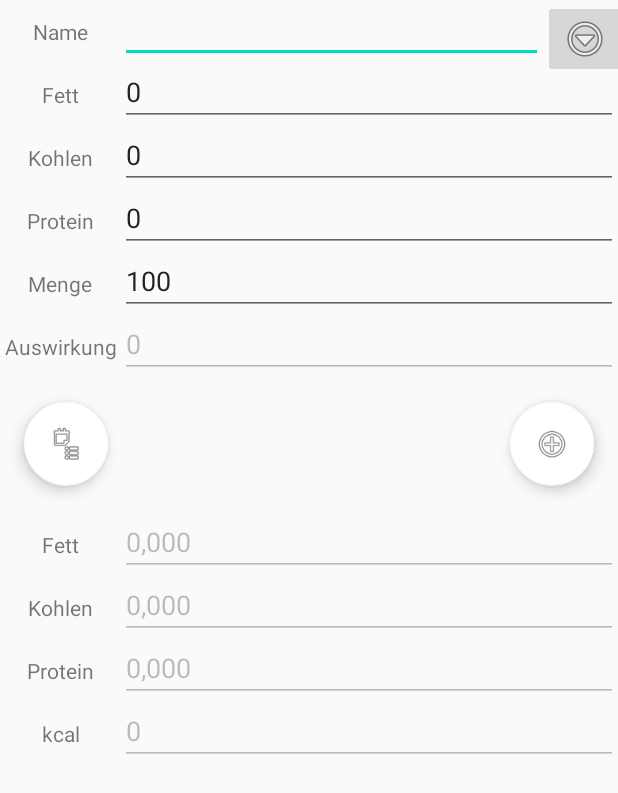
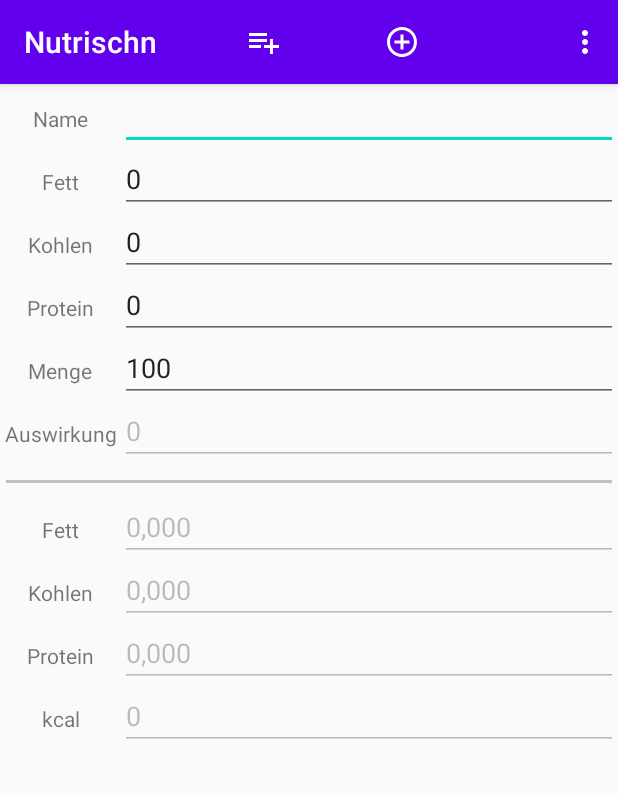
Before and after one commit to neelzk/nutrischn-android, an Android app: the screen it shows after launch (MainActivity), on a phone screen of 412 x 824 dp. Shown: the top 793 px of the screen. Run offline under Robolectric (Android 15) with nearby library versions, the light colour scheme and no system bars; libraries missing offline, so code that uses them is left out: org.yaml.snakeyaml.

Commit message:
Toolbar + minors

```diff
--- a/app/src/main/java/org/neelz/nutrischn/MainActivity.java
+++ b/app/src/main/java/org/neelz/nutrischn/MainActivity.java
@@ -7,15 +7,16 @@ import android.os.Bundle;
 
 import androidx.appcompat.app.AlertDialog;
 import androidx.appcompat.app.AppCompatActivity;
+import androidx.appcompat.widget.Toolbar;
 
 import android.os.Environment;
 import android.util.Log;
+import android.view.Menu;
 import android.view.View;
 import android.view.KeyEvent;
 import android.view.MenuItem;
 import android.view.inputmethod.EditorInfo;
 import android.view.inputmethod.InputMethodManager;
-import android.widget.PopupMenu;
 import android.widget.TextView;
 import android.widget.EditText;
 
@@ -29,7 +30,7 @@ import java.io.FileInputStream;
 import java.io.FileNotFoundException;
 import java.util.ArrayList;
 
-public class MainActivity extends AppCompatActivity implements PopupMenu.OnMenuItemClickListener {
+public class MainActivity extends AppCompatActivity {
     private final String logTag = "NutrischnTag";
 
     EditText edActualProtein;
@@ -75,6 +76,9 @@ public class MainActivity extends AppCompatActivity implements PopupMenu.OnMenuI
     protected void onCreate(Bundle savedInstanceState) {
         super.onCreate(savedInstanceState);
         setContentView(R.layout.main_fragment);
+
+        Toolbar toolbar = (Toolbar) findViewById(R.id.toolbar);
+        setSupportActionBar(toolbar);
 
         File docDir = Environment.getExternalStoragePublicDirectory(Environment.DIRECTORY_DOCUMENTS);
         File file = new File(docDir, "nutvalues.yaml");
@@ -138,7 +142,7 @@ public class MainActivity extends AppCompatActivity implements PopupMenu.OnMenuI
 
         setActualValues();
 
-        findViewById(R.id.fab_list).setOnClickListener(new View.OnClickListener() {
+        findViewById(R.id.btn_selectmeal).setOnClickListener(new View.OnClickListener() {
             @Override
             public void onClick(View view) {
                 onSelectMealClicked();
@@ -207,19 +211,12 @@ public class MainActivity extends AppCompatActivity implements PopupMenu.OnMenuI
             }
         });
 
-        findViewById(R.id.fab_submit).setOnClickListener(new View.OnClickListener() {
+        findViewById(R.id.btn_trackmeal).setOnClickListener(new View.OnClickListener() {
             @Override
             public void onClick(View view) {
                 onEatClicked();
             }
         });
-
-//        findViewById(R.id.fab_clear).setOnClickListener(new View.OnClickListener() {
-//            @Override
-//            public void onClick(View view) {
-//                onClearClicked();
-//            }
-//        });
     }
 
     @Override
@@ -228,6 +225,25 @@ public class MainActivity extends AppCompatActivity implements PopupMenu.OnMenuI
         if (m_valuesChanged) {
             saveValues();
         }
+    }
+
+    @Override
+    public boolean onCreateOptionsMenu(Menu menu) {
+        getMenuInflater().inflate(R.menu.menu_main, menu);
+        return true;
+    }
+
+    @Override
+    public boolean onOptionsItemSelected(MenuItem item) {
+        switch (item.getItemId()) {
+            case R.id.action_reset:
+                clearValues();
+                return true;
+            case R.id.action_savemeal:
+                saveMeal();
+                return true;
+        }
+        return false;
     }
 
     private void calcTempCalories() {
@@ -261,18 +277,13 @@ public class MainActivity extends AppCompatActivity implements PopupMenu.OnMenuI
         try {
             fat_entered += Double.parseDouble(fatEnteredStr) * menge * 10.0;
             result += "F: " + String.format("%.1f", ((double) fat_entered) / 1000.0);
-        } catch (NumberFormatException e) {
-        }
 
-        try {
             carbs_entered += Double.parseDouble(carbsEnteredStr) * menge * 10.0;
             result += "  C: " + String.format("%.1f", ((float) carbs_entered) / 1000.0);
-        } catch (NumberFormatException e) {
-        }
 
-        try {
             protein_entered += Double.parseDouble(proteinEnteredStr) * menge * 10.0;
             result += "  P: " + String.format("%.1f", ((float) protein_entered) / 1000.0);
+
         } catch (NumberFormatException e) {
         }
 
@@ -311,15 +322,7 @@ public class MainActivity extends AppCompatActivity implements PopupMenu.OnMenuI
         // multiply by 10 to get from milligrams to grams per 100 grams
         try {
             m_fat += Double.parseDouble(fatEntered) * menge * 10.0;
-        } catch (NumberFormatException e) {
-        }
-
-        try {
             m_carbs += Double.parseDouble(carbsEntered) * menge * 10.0;
-        } catch (NumberFormatException e) {
-        }
-
-        try {
             m_protein += Double.parseDouble(proteinEntered) * menge * 10.0;
         } catch (NumberFormatException e) {
         }
@@ -349,7 +352,6 @@ public class MainActivity extends AppCompatActivity implements PopupMenu.OnMenuI
         edActualkCal.setText("" + kCal);
         m_valuesChanged = true;
     }
-
 
     private void clearValues() {
         new AlertDialog.Builder(this)
@@ -382,24 +384,20 @@ public class MainActivity extends AppCompatActivity implements PopupMenu.OnMenuI
         newMv.protein = edNewProtein.getText().toString();
 
         m_mealValues.add(newMv);
+
+        Log.d(logTag, buildYaml());
     }
 
-    private void buildYaml() {
-//        String resYaml = "";
-//        for (int i = 0; i < len; ++i) {
-//            if (newMealName.equals(m_mealsNames[i])) {
-//                return;
-//            }
-//            newMealsNames[i] = m_mealsNames[i];
-//            newMealsF[i] = m_mealsF[i];
-//            newMealsC[i] = m_mealsC[i];
-//            newMealsP[i] = m_mealsP[i];
-//
-//            resYaml += "- 'n': " + m_mealsNames[i] + "\n";
-//            resYaml += "  f: '" + m_mealsF[i] + "'\n";
-//            resYaml += "  c: '" + m_mealsC[i] + "'\n";
-//            resYaml += "  p: '" + m_mealsP[i] + "'\n";
-//        }
+    private String buildYaml() {
+        String resYaml = "";
+        for (MealValues mv : m_mealValues) {
+            resYaml += "- 'n': " + mv.name + "\n";
+            resYaml += "  f: '" + mv.fat + "'\n";
+            resYaml += "  c: '" + mv.carbs + "'\n";
+            resYaml += "  p: '" + mv.protein + "'\n";
+        }
+
+        return resYaml;
     }
 
     private void onSelectMealClicked() {
@@ -444,29 +442,8 @@ public class MainActivity extends AppCompatActivity implements PopupMenu.OnMenuI
         editor.putInt("fat", m_fat);
         editor.putInt("carbs", m_carbs);
         editor.putInt("protein", m_protein);
-        editor.commit();
+        editor.apply();
+        m_valuesChanged = false;
     }
 
-    public void onOptionClicked(View view) {
-        PopupMenu popup = new PopupMenu(this, view);
-        // This activity implements OnMenuItemClickListener
-        popup.setOnMenuItemClickListener((PopupMenu.OnMenuItemClickListener) this);
-        popup.inflate(R.menu.menu_main);
-        popup.show();
-    }
-
-    @Override
-    public boolean onMenuItemClick(MenuItem item) {
-        int id = item.getItemId();
-        switch (id) {
-            case R.id.action_reset:
-                clearValues();
-                return true;
-            case R.id.action_savemeal:
-                saveMeal();
-                return true;
-        }
-
-        return false;
-    }
 }
--- /dev/null
+++ b/app/src/main/res/drawable/ic_add_circle_outline_black_24dp.xml
@@ -0,0 +1,5 @@
+<vector android:height="24dp" android:tint="#FFFFFF"
+    android:viewportHeight="24.0" android:viewportWidth="24.0"
+    android:width="24dp" xmlns:android="http://schemas.android.com/apk/res/android">
+    <path android:fillColor="#FF000000" android:pathData="M13,7h-2v4L7,11v2h4v4h2v-4h4v-2h-4L13,7zM12,2C6.48,2 2,6.48 2,12s4.48,10 10,10 10,-4.48 10,-10S17.52,2 12,2zM12,20c-4.41,0 -8,-3.59 -8,-8s3.59,-8 8,-8 8,3.59 8,8 -3.59,8 -8,8z"/>
+</vector>
--- /dev/null
+++ b/app/src/main/res/drawable/ic_playlist_add_black_24dp.xml
@@ -0,0 +1,5 @@
+<vector android:height="24dp" android:tint="#FFFFFF"
+    android:viewportHeight="24.0" android:viewportWidth="24.0"
+    android:width="24dp" xmlns:android="http://schemas.android.com/apk/res/android">
+    <path android:fillColor="#FF000000" android:pathData="M14,10L2,10v2h12v-2zM14,6L2,6v2h12L14,6zM18,14v-4h-2v4h-4v2h4v4h2v-4h4v-2h-4zM2,16h8v-2L2,14v2z"/>
+</vector>
--- a/app/src/main/res/layout/main_fragment.xml
+++ b/app/src/main/res/layout/main_fragment.xml
@@ -6,33 +6,73 @@
     android:layout_height="match_parent"
     tools:context=".MainActivity">
 
+    <com.google.android.material.appbar.AppBarLayout
+        android:id="@+id/appBarLayout"
+        android:layout_width="0dp"
+        android:layout_height="wrap_content"
+        app:layout_constraintEnd_toEndOf="parent"
+        app:layout_constraintStart_toStartOf="parent"
+        app:layout_constraintTop_toTopOf="parent">
+
+        <androidx.constraintlayout.widget.ConstraintLayout
+            android:layout_width="match_parent"
+            android:layout_height="match_parent">
+
+            <androidx.appcompat.widget.Toolbar
+                android:id="@+id/toolbar"
+                android:layout_width="match_parent"
+                android:layout_height="wrap_content"
+                android:background="?attr/colorPrimary"
+                android:minHeight="?attr/actionBarSize"
+                android:theme="?attr/actionBarTheme"
+                app:layout_constraintStart_toStartOf="parent"
+                app:layout_constraintTop_toTopOf="parent" />
+
+            <ImageButton
+                android:id="@+id/btn_selectmeal"
+                android:layout_width="56dp"
+                android:layout_height="56dp"
+                android:layout_marginStart="36dp"
+                android:background="@android:drawable/menuitem_background"
+                android:src="@drawable/ic_playlist_add_black_24dp"
+                app:layout_constraintEnd_toEndOf="parent"
+                app:layout_constraintHorizontal_bias="0.35"
+                app:layout_constraintStart_toStartOf="@id/toolbar"
+                app:layout_constraintTop_toTopOf="parent" />
+
+            <ImageButton
+                android:id="@+id/btn_trackmeal"
+                android:layout_width="56dp"
+                android:layout_height="56dp"
+                android:layout_marginStart="36dp"
+                android:background="@android:drawable/menuitem_background"
+                android:src="@drawable/ic_add_circle_outline_black_24dp"
+                app:layout_constraintStart_toEndOf="@id/btn_selectmeal"
+                app:layout_constraintTop_toTopOf="parent" />
+
+        </androidx.constraintlayout.widget.ConstraintLayout>
+    </com.google.android.material.appbar.AppBarLayout>
+
     <TextView
         android:id="@+id/tvName"
         android:layout_width="80dp"
         android:layout_height="42dp"
-        android:layout_marginTop="32dp"
+        android:layout_marginTop="2dp"
         android:gravity="center"
-        android:text="Name" />
+        android:text="Name"
+        app:layout_constraintStart_toStartOf="parent"
+        app:layout_constraintTop_toBottomOf="@id/appBarLayout" />
 
     <EditText
         android:id="@+id/edName"
         android:layout_width="match_parent"
         android:layout_height="42dp"
         android:layout_marginStart="80dp"
-        android:layout_marginEnd="50dp"
         android:imeOptions="actionDone"
         android:inputType="text"
         android:text=""
         app:layout_constraintStart_toEndOf="@+id/tvName"
         app:layout_constraintTop_toTopOf="@+id/tvName" />
-
-    <ImageButton
-        android:layout_width="wrap_content"
-        android:layout_height="wrap_content"
-        app:layout_constraintStart_toEndOf="@+id/edName"
-        android:onClick="onOptionClicked"
-        android:src="@android:drawable/ic_menu_more"
-        tools:ignore="OnClick" />
 
     <TextView
         android:id="@+id/textView"
@@ -40,6 +80,7 @@
         android:layout_height="42dp"
         android:gravity="center"
         android:text="Fett"
+        app:layout_constraintStart_toStartOf="parent"
         app:layout_constraintTop_toBottomOf="@+id/tvName" />
 
     <EditText
@@ -59,6 +100,7 @@
         android:layout_height="42dp"
         android:gravity="center"
         android:text="Kohlen"
+        app:layout_constraintStart_toStartOf="parent"
         app:layout_constraintTop_toBottomOf="@+id/textView" />
 
     <EditText
@@ -78,6 +120,7 @@
         android:layout_height="42dp"
         android:gravity="center"
         android:text="Protein"
+        app:layout_constraintStart_toStartOf="parent"
         app:layout_constraintTop_toBottomOf="@+id/textView2" />
 
     <EditText
@@ -97,6 +140,7 @@
         android:layout_height="42dp"
         android:gravity="center"
         android:text="Menge"
+        app:layout_constraintStart_toStartOf="parent"
         app:layout_constraintTop_toBottomOf="@+id/textView3" />
 
     <EditText
@@ -116,6 +160,7 @@
         android:layout_height="42dp"
         android:gravity="center"
         android:text="Auswirkung"
+        app:layout_constraintStart_toStartOf="parent"
         app:layout_constraintTop_toBottomOf="@+id/textView4" />
 
     <EditText
@@ -136,6 +181,7 @@
         android:layout_height="42dp"
         android:gravity="center"
         android:text="Protein"
+        app:layout_constraintStart_toStartOf="parent"
         app:layout_constraintTop_toBottomOf="@+id/textView6" />
 
     <EditText
@@ -150,13 +196,24 @@
         app:layout_constraintStart_toEndOf="@+id/textView7"
         app:layout_constraintTop_toTopOf="@+id/textView7" />
 
+    <View
+        android:layout_width="match_parent"
+        android:layout_height="2dp"
+        android:layout_marginTop="10dp"
+        android:layout_marginStart="4dp"
+        android:layout_marginEnd="4dp"
+        android:background="#c0c0c0"
+        app:layout_constraintStart_toStartOf="parent"
+        app:layout_constraintTop_toBottomOf="@id/textView9" />
+
     <TextView
         android:id="@+id/textView5"
         android:layout_width="80dp"
         android:layout_height="42dp"
-        android:layout_marginTop="90dp"
+        android:layout_marginTop="22dp"
         android:gravity="center"
         android:text="Fett"
+        app:layout_constraintStart_toStartOf="parent"
         app:layout_constraintTop_toBottomOf="@+id/textView9" />
 
     <EditText
@@ -176,6 +233,7 @@
         android:layout_height="42dp"
         android:gravity="center"
         android:text="Kohlen"
+        app:layout_constraintStart_toStartOf="parent"
         app:layout_constraintTop_toBottomOf="@+id/textView5" />
 
     <EditText
@@ -195,6 +253,7 @@
         android:layout_height="42dp"
         android:gravity="center"
         android:text="kcal"
+        app:layout_constraintStart_toStartOf="parent"
         app:layout_constraintTop_toBottomOf="@+id/textView7" />
 
     <EditText
@@ -208,40 +267,4 @@
         app:layout_constraintStart_toEndOf="@+id/textView8"
         app:layout_constraintTop_toTopOf="@+id/textView8" />
 
-    <com.google.android.material.floatingactionbutton.FloatingActionButton
-        android:id="@+id/fab_submit"
-        android:layout_width="wrap_content"
-        android:layout_height="wrap_content"
-        android:layout_gravity="bottom|end"
-        android:layout_margin="@dimen/fab_margin"
-        app:backgroundTint="@color/design_default_color_background"
-        app:layout_constraintEnd_toEndOf="@+id/edKcalNew"
-        app:layout_constraintTop_toBottomOf="@+id/edKcalNew"
-        app:srcCompat="@android:drawable/ic_menu_add" />
-
-    <com.google.android.material.floatingactionbutton.FloatingActionButton
-        android:id="@+id/fab_list"
-        android:layout_width="wrap_content"
-        android:layout_height="wrap_content"
-        android:layout_gravity="bottom|end"
-        android:layout_margin="@dimen/fab_margin"
-        app:backgroundTint="@color/design_default_color_background"
-        app:layout_constraintStart_toStartOf="@+id/textView9"
-        app:layout_constraintTop_toBottomOf="@+id/textView9"
-        app:srcCompat="@android:drawable/ic_menu_agenda" />
-
-    <!--
-    <com.google.android.material.floatingactionbutton.FloatingActionButton
-        android:id="@+id/fab_clear"
-        android:layout_width="wrap_content"
-        android:layout_height="wrap_content"
-        android:layout_gravity="bottom|end"
-        android:layout_margin="@dimen/fab_margin"
-        app:backgroundTint="@color/design_default_color_background"
-        app:layout_constraintStart_toStartOf="@+id/textView8"
-        app:layout_constraintTop_toBottomOf="@+id/textView8"
-        app:srcCompat="@android:drawable/ic_menu_delete" />
-    -->
-
-
 </androidx.constraintlayout.widget.ConstraintLayout>
```
